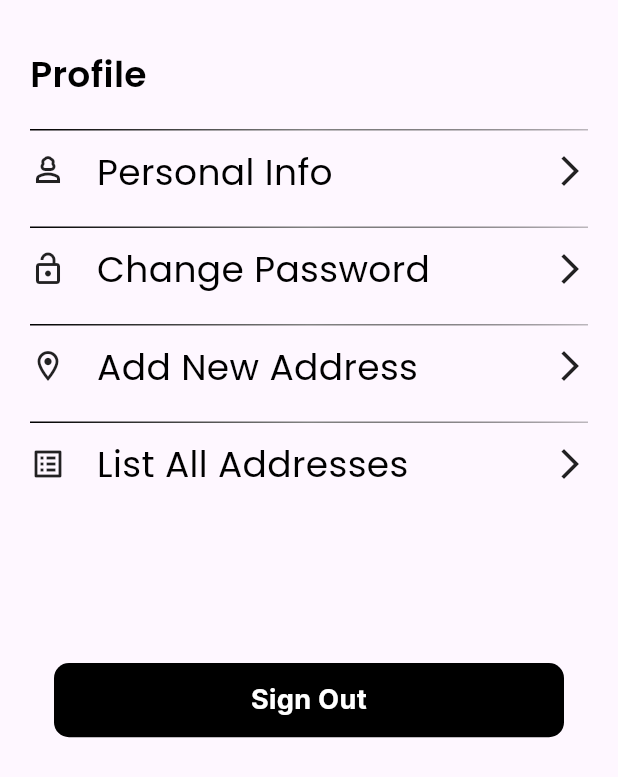
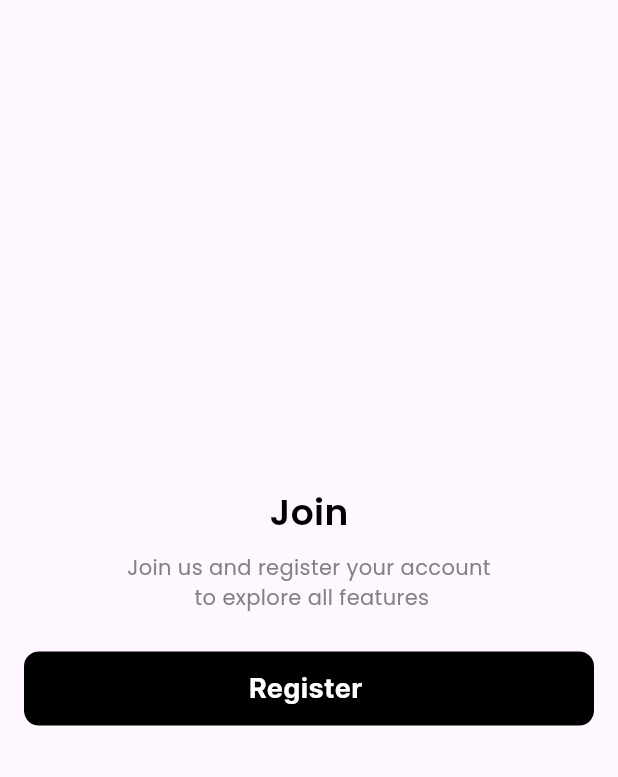
Before and after one commit to AliNezarSheikh/OmegaApp, a Flutter app: the profile screen opened directly, on a phone screen of 412 x 824 dp. Shown: the top 777 px of the screen. Run offline on Flutter 3.47's test engine with Material 3 defaults, Android fonts, the light colour scheme and no system bars; our stand-ins replace accordion, carousel_slider, conditional_builder_null_safety, device_info_plus, dotted_border, flutter_staggered_animations and 5 more; missing offline and left inert: dart:ffi; accounts and stored records are empty.

Commit message:
new update

```diff
--- a/lib/Constant/reusable.dart
+++ b/lib/Constant/reusable.dart
@@ -688,7 +688,7 @@ Widget buildHeader() {
     ]),
   );
 }
-Widget buildInfoCard(context) {
+/*Widget buildInfoCard(context) {
   return Column(
     children: <Widget>[
       Container(
@@ -735,7 +735,7 @@ Widget buildInfoCard(context) {
       ),
     ],
   );
-}
+}*/
 Widget buildinfo() {
   return Padding(
     padding: const EdgeInsets.all(16.0),
--- a/lib/Model/usermodel.dart
+++ b/lib/Model/usermodel.dart
@@ -1,31 +1,35 @@
 import '../Constant/Components.dart';
 
 class usermodel{
-  String? id;
-   String? email;
+ int? id;
+  String? email;
   String? first_name;
   String? last_name;
-  int? store_credits;
-  int? completed_orders;
+  String? gender;
+ String? token;
+
   usermodel({
     required this.email,
     required this.id,
     required this.first_name,
     required this.last_name,
-    required this.store_credits,
-    required this.completed_orders,
+    required this.gender,
+    required this.token,
+
+
 });
  usermodel.fromJson(dynamic data){
   var jsondata=data["data"];
   id=jsondata["id"];
-  email=jsondata["attributes"]["email"];
-  first_name=jsondata["attributes"]["first_name"];
-  last_name=jsondata["attributes"]["last_name"];
-  store_credits=jsondata["attributes"]["store_credits"];
-  completed_orders=jsondata["attributes"]["completed_orders"];
+  email=jsondata["email"];
+  first_name=jsondata["first_name"];
+  last_name=jsondata["last_name"];
+  gender=jsondata["gender"];
+  token=data["token"];
+
 }
    usermodel.signOut() {
-    currentuser = usermodel(email: null, id: null, first_name: null, last_name: null, store_credits: null, completed_orders: null);
+    currentuser = usermodel(email: null,id: null, first_name: null, last_name: null, gender: null, token: null);
   }
 
 }
--- a/lib/View/Screens/profile.dart
+++ b/lib/View/Screens/profile.dart
@@ -1,3 +1,4 @@
+import 'package:conditional_builder_null_safety/conditional_builder_null_safety.dart';
 import 'package:flutter/material.dart';
 import 'package:get/get.dart';
 import 'package:get/get_core/src/get_main.dart';
@@ -12,210 +13,218 @@ import 'package:omega/View/Screens/login_screen.dart';
 import 'package:omega/View/Screens/register_screen.dart';
 
 import '../../Constant/reusable.dart';
+import '../../Control/logincontroller.dart';
 
 class profile extends StatelessWidget {
-  @override
+  logincontroller controller = Get.put(logincontroller());
   Widget build(BuildContext context) {
-    return  SafeArea(
+    return SafeArea(
       child: Scaffold(
-        body:SingleChildScrollView(
+        body: currentuser==null
+            ? Column(
+          mainAxisAlignment: MainAxisAlignment.center,
+          children: [
+            PrimaryText(words: "Join"),
+            SizedBox(height: 10,),
+            SecondlyText(words: "Join us and register your account \n to explore all features ",align: TextAlign.center),
+            SizedBox(height: 10,),
+            buildButton(context: context, name: "Register " ,onTap: (){
+              homecontrol.currentindex=0.obs;
+              Get.off(registerscreen(),
+                  transition: Transition.circularReveal,
+                  curve: Curves.easeOut,
+                  duration: Duration(seconds: 3));
+            }),
+          ],
+        )
+              :SingleChildScrollView(
           child: Padding(
-            padding: const EdgeInsets.symmetric(horizontal: 20.0,vertical: 32.0),
+            padding:
+                const EdgeInsets.symmetric(horizontal: 20.0, vertical: 32.0),
             child: Column(
               crossAxisAlignment: CrossAxisAlignment.start,
               children: [
-
-                PrimaryText(words: "Profile",),
-                SizedBox(height: 20.0,),
-                Container(
-            decoration: BoxDecoration(
-            gradient: LinearGradient(
-              colors: [fontcolorprimary, fontcolorsecond,Colors.black26], // Replace with your desired gradient colors
-              begin: Alignment.centerLeft,
-              end: Alignment.centerRight,
-            ),
-          ),
-          height: 1,
+                PrimaryText(
+                  words: "Profile",
                 ),
-                SizedBox(height: 10.0,),
-                InkWell(
-                  onTap: (){},
-                  child: Row(
-                    children: [
-                    Icon(  Icons.person_3_outlined,),
-                      SizedBox(width: width!*0.05,),
-                      PrimaryText(words: "Personal Info",wight: FontWeight.w300),
-                      Spacer(),
-                      Icon(  Icons.arrow_forward_ios,),
-
-                    ],
-                  ),
+                SizedBox(
+                  height: 20.0,
                 ),
-                SizedBox(height: 20.0,),
                 Container(
                   decoration: BoxDecoration(
                     gradient: LinearGradient(
-                      colors: [fontcolorprimary, fontcolorsecond,Colors.black26], // Replace with your desired gradient colors
+                      colors: [
+                        fontcolorprimary,
+                        fontcolorsecond,
+                        Colors.black26
+                      ], // Replace with your desired gradient colors
                       begin: Alignment.centerLeft,
                       end: Alignment.centerRight,
                     ),
                   ),
                   height: 1,
                 ),
-                SizedBox(height: 10.0,),
+                SizedBox(
+                  height: 10.0,
+                ),
                 InkWell(
-                  onTap: (){},
+                  onTap: () {},
                   child: Row(
                     children: [
-                      Icon(  Icons.lock_open_outlined,),
-                      SizedBox(width: width!*0.05,),
-                      PrimaryText(words: "Change Password",wight: FontWeight.w300),
+                      Icon(
+                        Icons.person_3_outlined,
+                      ),
+                      SizedBox(
+                        width: width! * 0.05,
+                      ),
+                      PrimaryText(
+                          words: "Personal Info", wight: FontWeight.w300),
                       Spacer(),
-                      Icon(  Icons.arrow_forward_ios,),
-
+                      Icon(
+                        Icons.arrow_forward_ios,
+                      ),
                     ],
                   ),
                 ),
-                SizedBox(height: 20.0,),
+                SizedBox(
+                  height: 20.0,
+                ),
                 Container(
                   decoration: BoxDecoration(
                     gradient: LinearGradient(
-                      colors: [fontcolorprimary, fontcolorsecond,Colors.black26], // Replace with your desired gradient colors
+                      colors: [
+                        fontcolorprimary,
+                        fontcolorsecond,
+                        Colors.black26
+                      ], // Replace with your desired gradient colors
                       begin: Alignment.centerLeft,
                       end: Alignment.centerRight,
                     ),
                   ),
                   height: 1,
                 ),
-                SizedBox(height: 10.0,),
+                SizedBox(
+                  height: 10.0,
+                ),
                 InkWell(
-                  onTap: (){},
+                  onTap: () {},
                   child: Row(
                     children: [
-                      Icon(  Icons.location_on_outlined,),
-                      SizedBox(width: width!*0.05,),
-                      PrimaryText(words: "Add New Address",wight: FontWeight.w300),
+                      Icon(
+                        Icons.lock_open_outlined,
+                      ),
+                      SizedBox(
+                        width: width! * 0.05,
+                      ),
+                      PrimaryText(
+                          words: "Change Password", wight: FontWeight.w300),
                       Spacer(),
-                      Icon(  Icons.arrow_forward_ios,),
-
+                      Icon(
+                        Icons.arrow_forward_ios,
+                      ),
                     ],
                   ),
                 ),
-                SizedBox(height: 20.0,),
+                SizedBox(
+                  height: 20.0,
+                ),
                 Container(
                   decoration: BoxDecoration(
                     gradient: LinearGradient(
-                      colors: [fontcolorprimary, fontcolorsecond,Colors.black26], // Replace with your desired gradient colors
+                      colors: [
+                        fontcolorprimary,
+                        fontcolorsecond,
+                        Colors.black26
+                      ], // Replace with your desired gradient colors
                       begin: Alignment.centerLeft,
                       end: Alignment.centerRight,
                     ),
                   ),
                   height: 1,
                 ),
-                SizedBox(height: 10.0,),
+                SizedBox(
+                  height: 10.0,
+                ),
                 InkWell(
-                  onTap: (){},
+                  onTap: () {},
                   child: Row(
                     children: [
-                      Icon(  Icons.list_alt,),
-                      SizedBox(width: width!*0.05,),
-                      PrimaryText(words: "List All Addresses",wight: FontWeight.w300),
+                      Icon(
+                        Icons.location_on_outlined,
+                      ),
+                      SizedBox(
+                        width: width! * 0.05,
+                      ),
+                      PrimaryText(
+                          words: "Add New Address", wight: FontWeight.w300),
                       Spacer(),
-                      Icon(  Icons.arrow_forward_ios,),
-
+                      Icon(
+                        Icons.arrow_forward_ios,
+                      ),
                     ],
                   ),
                 ),
-                SizedBox(height: 100.0,),
-                buildButton(context: context, name: "Sign Out",onTap: (){
-                  remeber.remove("token");
-                  usermodel.signOut();
-                  homecontrol.currentindex=0.obs;
-                  Get.off(loginscreen(),
-                      transition: Transition.circularReveal,
-                      curve: Curves.easeOut,
-                      duration: Duration(seconds: 3));
-                }),
+                SizedBox(
+                  height: 20.0,
+                ),
+                Container(
+                  decoration: BoxDecoration(
+                    gradient: LinearGradient(
+                      colors: [
+                        fontcolorprimary,
+                        fontcolorsecond,
+                        Colors.black26
+                      ], // Replace with your desired gradient colors
+                      begin: Alignment.centerLeft,
+                      end: Alignment.centerRight,
+                    ),
+                  ),
+                  height: 1,
+                ),
+                SizedBox(
+                  height: 10.0,
+                ),
+                InkWell(
+                  onTap: () {},
+                  child: Row(
+                    children: [
+                      Icon(
+                        Icons.list_alt,
+                      ),
+                      SizedBox(
+                        width: width! * 0.05,
+                      ),
+                      PrimaryText(
+                          words: "List All Addresses", wight: FontWeight.w300),
+                      Spacer(),
+                      Icon(
+                        Icons.arrow_forward_ios,
+                      ),
+                    ],
+                  ),
+                ),
+                SizedBox(
+                  height: 100.0,
+                ),
+                ConditionalBuilder(
+                    condition: controller.isLoading.isFalse,
+                    builder: (context) => buildButton(
+                        context: context,
+                        name: "Sign Out",
+                        onTap: () async {
+                          await controller.logout(
+                              context: context, token: currentuser!.token!);
+                        }),
+                    fallback: (context) =>
+                        Center(child: CircularProgressIndicator())),
+
               ],
             ),
           ),
         ),
       ),
     );
-     /* Scaffold(
 
-      body:currentuser==null
-          ? Column(
-            mainAxisAlignment: MainAxisAlignment.center,
-            children: [
-              PrimaryText(words: "Join"),
-              SizedBox(height: 10,),
-              SecondlyText(words: "Join us and register your account \n to explore all features ",align: TextAlign.center),
-              SizedBox(height: 10,),
-              buildButton(context: context, name: "Register " ,onTap: (){
-                homecontrol.currentindex=0.obs;
-                Get.off(registerscreen(),
-                    transition: Transition.circularReveal,
-                    curve: Curves.easeOut,
-                    duration: Duration(seconds: 3));
-              }),
-            ],
-          )
-          : SingleChildScrollView(
-        child: Padding(
-          padding: const EdgeInsets.symmetric(vertical: 16.0, horizontal: 8.0),
-          child: Column(
-            children: [
-              Row(
 
-                children: [
-                  profileButton(context: context, name: "Edit",    onTap:(){
-                    Get.to(checkuser(targetscreen: edituser()),
-                        transition: Transition.upToDown,
-                        curve: Curves.easeOut,
-                        duration: Duration(milliseconds: 500));
-                  }),
-                  Spacer(),
-                  profileButton(context: context, name: "Signout",onTap: (){
-                    remeber.remove("token");
-                    usermodel.signOut();
-                    homecontrol.currentindex=0.obs;
-                    Get.off(loginscreen(),
-                        transition: Transition.circularReveal,
-                        curve: Curves.easeOut,
-                        duration: Duration(seconds: 3));
-                  }),
-                ],
-              ),
-             // buildHeader(),
-              SizedBox(
-                height: 20,
-              ),
-              SizedBox(height: 20,),
-              buildInfoCard(context),
-              SizedBox(height: 20,),
-              buildinfo(),
-              SizedBox(height: 20,),
-              ListView.separated(
-                  physics: BouncingScrollPhysics(),
-                  shrinkWrap: true,
-                  itemBuilder: (context, index)=>  adresslist(listadress[index],context),
-                  separatorBuilder:  (context, int index) {
-                    return SizedBox(height: 20);
-                  },
-                  itemCount: listadress.length),
-              SizedBox(height: 20,),
-              buildButton(context: context, name: "Add New Adress",onTap: (){
-    Get.to(checkuser(targetscreen: addadress()),
-    transition: Transition.upToDown,
-    curve: Curves.easeOut,
-    duration: Duration(milliseconds: 500));
-
-              }),
-            ],
-          ),
-        ),
-      ),
-    );*/
   }
 }
--- a/lib/main.dart
+++ b/lib/main.dart
@@ -11,6 +11,7 @@ import 'package:omega/View/Screens/splash_screen.dart';
 
 Future<void> main() async {
   WidgetsFlutterBinding.ensureInitialized();
+  devicename=await getDeviceName();
   SystemChrome.setSystemUIOverlayStyle(
     SystemUiOverlayStyle(
       statusBarColor: Colors.white,
--- a/pubspec.yaml
+++ b/pubspec.yaml
@@ -42,6 +42,7 @@ dependencies:
   conditional_builder_null_safety: ^0.0.6
   http: ^1.2.0
   toastification: ^1.2.0
+  device_info_plus: ^9.1.2
 
   # The following adds the Cupertino Icons font to your application.
   # Use with the CupertinoIcons class for iOS style icons.
```
Also changed, not shown: lib/Constant/Components.dart (+27 -2 lines), lib/Control/logincontroller.dart (+61 -23 lines), lib/View/Screens/splash_screen.dart (+15 -19 lines), pubspec.lock, 1 other file.
